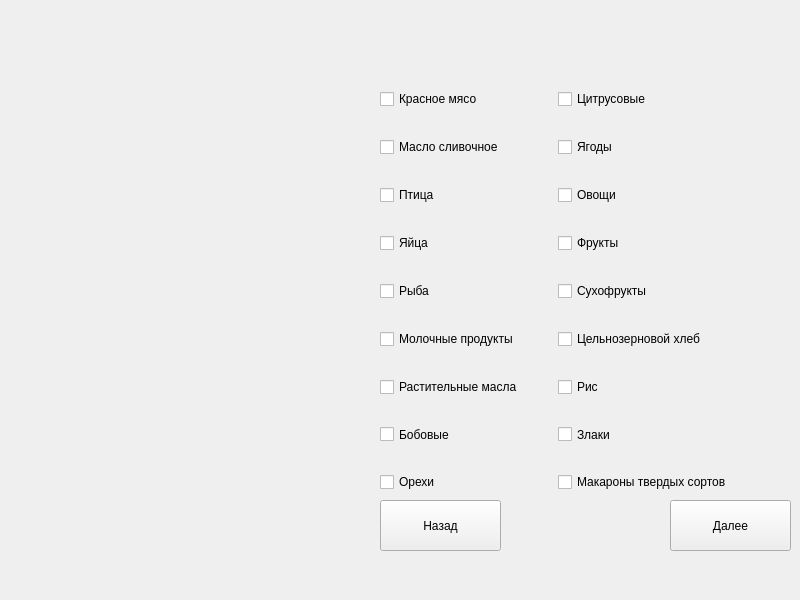
First picture: the form in testwindow3.ui, repository SashaFfF/Practice, before the edit.
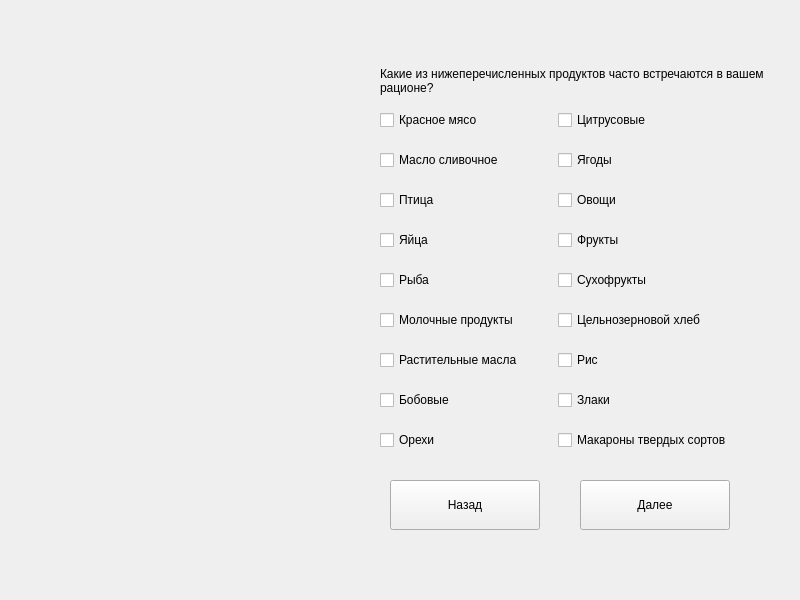
Second picture: the form after the edit. Icons and pictures are not drawn.

Diff of the .ui file:
```diff
--- a/testwindow3.ui
+++ b/testwindow3.ui
@@ -21,9 +21,9 @@
    <property name="geometry">
     <rect>
      <x>380</x>
-     <y>90</y>
-     <width>423</width>
-     <height>401</height>
+     <y>110</y>
+     <width>453</width>
+     <height>378</height>
     </rect>
    </property>
    <layout class="QFormLayout" name="formLayout">
@@ -31,7 +31,7 @@
      <number>35</number>
     </property>
     <property name="verticalSpacing">
-     <number>30</number>
+     <number>20</number>
     </property>
     <item row="0" column="0">
      <widget class="QCheckBox" name="checkBox">
@@ -164,12 +164,15 @@
   <widget class="QPushButton" name="nextPageButton">
    <property name="geometry">
     <rect>
-     <x>670</x>
-     <y>500</y>
-     <width>121</width>
-     <height>51</height>
+     <x>580</x>
+     <y>480</y>
+     <width>150</width>
+     <height>50</height>
     </rect>
    </property>
+   <property name="styleSheet">
+    <string notr="true"/>
+   </property>
    <property name="text">
     <string>Далее</string>
    </property>
@@ -177,16 +180,38 @@
   <widget class="QPushButton" name="pushButton">
    <property name="geometry">
     <rect>
-     <x>380</x>
-     <y>500</y>
-     <width>121</width>
-     <height>51</height>
+     <x>390</x>
+     <y>480</y>
+     <width>150</width>
+     <height>50</height>
     </rect>
    </property>
+   <property name="styleSheet">
+    <string notr="true">border-color: rgb(245, 166, 39);</string>
+   </property>
    <property name="text">
     <string>Назад</string>
    </property>
   </widget>
+  <widget class="QLabel" name="label">
+   <property name="geometry">
+    <rect>
+     <x>380</x>
+     <y>20</y>
+     <width>411</width>
+     <height>121</height>
+    </rect>
+   </property>
+   <property name="text">
+    <string>Какие из нижеперечисленных продуктов часто встречаются в вашем рационe?</string>
+   </property>
+   <property name="scaledContents">
+    <bool>false</bool>
+   </property>
+   <property name="wordWrap">
+    <bool>true</bool>
+   </property>
+  </widget>
  </widget>
  <resources>
   <include location="resources.qrc"/>
```
Left out of the diff: 114 changed lines with no effect on the pictures.
